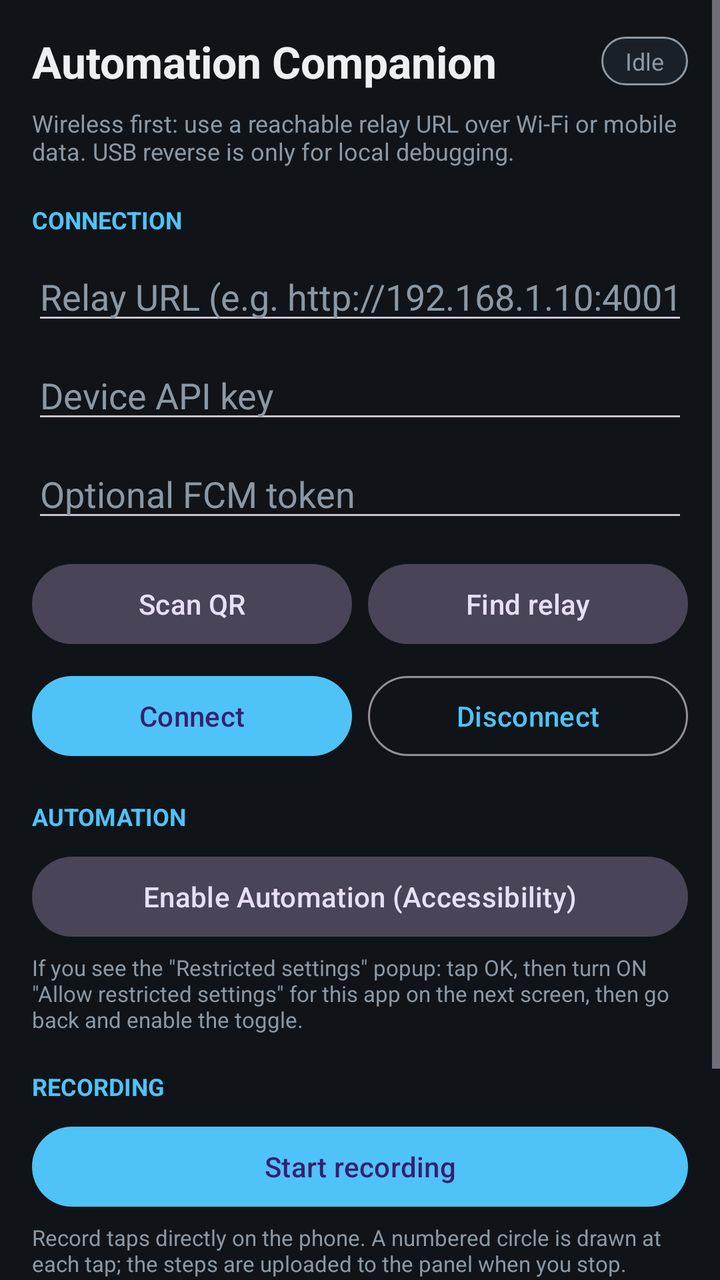
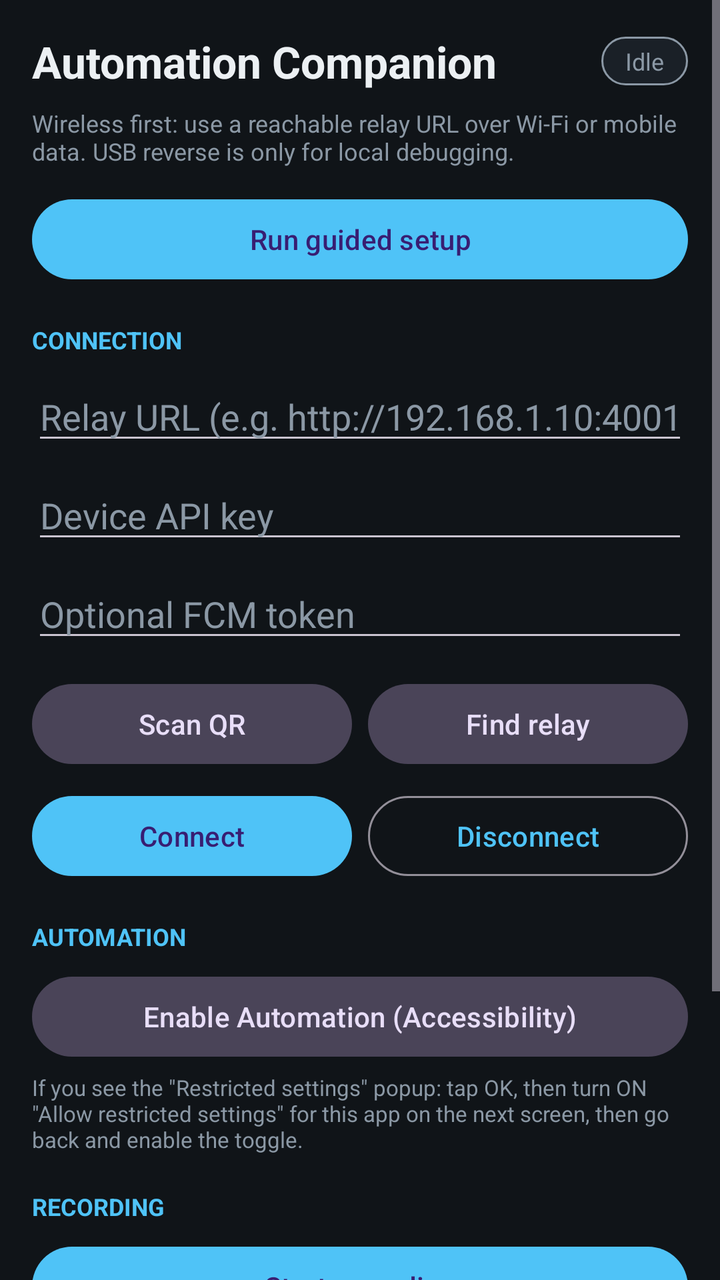

Before-and-after screenshots of an Android layout around one commit, followed by the original layout XML and the change that was made.
<!-- AndroidManifest.xml: application theme Theme.Companion -->
<!-- res/layout/activity_main.xml -->
<?xml version="1.0" encoding="utf-8"?>
<ScrollView xmlns:android="http://schemas.android.com/apk/res/android"
    android:layout_width="match_parent"
    android:layout_height="match_parent"
    android:background="@color/background"
    android:fillViewport="true">

    <LinearLayout
        android:layout_width="match_parent"
        android:layout_height="wrap_content"
        android:orientation="vertical"
        android:padding="16dp">

        <LinearLayout
            android:layout_width="match_parent"
            android:layout_height="wrap_content"
            android:gravity="center_vertical"
            android:orientation="horizontal">

            <TextView
                android:layout_width="0dp"
                android:layout_height="wrap_content"
                android:layout_weight="1"
                android:text="Automation Companion"
                android:textColor="@color/text_primary"
                android:textSize="22sp"
                android:textStyle="bold" />

            <TextView
                android:id="@+id/statusBadge"
                android:layout_width="wrap_content"
                android:layout_height="wrap_content"
                android:background="@drawable/bg_status_badge"
                android:paddingStart="12dp"
                android:paddingTop="4dp"
                android:paddingEnd="12dp"
                android:paddingBottom="4dp"
                android:text="Idle"
                android:textColor="@color/text_secondary"
                android:textSize="12sp" />
        </LinearLayout>

        <TextView
            android:layout_width="match_parent"
            android:layout_height="wrap_content"
            android:layout_marginTop="8dp"
            android:text="@string/setup_hint"
            android:textColor="@color/text_secondary"
            android:textSize="12sp" />

        <TextView
            android:layout_width="match_parent"
            android:layout_height="wrap_content"
            android:layout_marginTop="18dp"
            android:text="CONNECTION"
            android:textColor="@color/accent"
            android:textSize="12sp"
            android:textStyle="bold" />

        <EditText
            android:id="@+id/relayUrlInput"
            android:layout_width="match_parent"
            android:layout_height="wrap_content"
            android:layout_marginTop="8dp"
            android:hint="Relay URL (e.g. http://192.168.1.10:4001)"
            android:inputType="textUri"
            android:singleLine="true"
            android:textColor="@color/text_primary"
            android:textColorHint="@color/text_secondary" />

        <EditText
            android:id="@+id/apiKeyInput"
            android:layout_width="match_parent"
            android:layout_height="wrap_content"
            android:layout_marginTop="8dp"
            android:hint="Device API key"
            android:inputType="text"
            android:singleLine="true"
            android:textColor="@color/text_primary"
            android:textColorHint="@color/text_secondary" />

        <EditText
            android:id="@+id/fcmTokenInput"
            android:layout_width="match_parent"
            android:layout_height="wrap_content"
            android:layout_marginTop="8dp"
            android:hint="Optional FCM token"
            android:inputType="text"
            android:singleLine="true"
            android:textColor="@color/text_primary"
            android:textColorHint="@color/text_secondary" />

        <LinearLayout
            android:layout_width="match_parent"
            android:layout_height="wrap_content"
            android:layout_marginTop="12dp"
            android:orientation="horizontal">

            <com.google.android.material.button.MaterialButton
                android:id="@+id/scanQrButton"
                style="@style/Widget.Material3.Button.TonalButton"
                android:layout_width="0dp"
                android:layout_height="wrap_content"
                android:layout_weight="1"
                android:text="Scan QR" />

            <com.google.android.material.button.MaterialButton
                android:id="@+id/findLanButton"
                style="@style/Widget.Material3.Button.TonalButton"
                android:layout_width="0dp"
                android:layout_height="wrap_content"
                android:layout_marginStart="8dp"
                android:layout_weight="1"
                android:text="Find relay" />
        </LinearLayout>

        <LinearLayout
            android:layout_width="match_parent"
            android:layout_height="wrap_content"
            android:layout_marginTop="8dp"
            android:orientation="horizontal">

            <com.google.android.material.button.MaterialButton
                android:id="@+id/connectButton"
                android:layout_width="0dp"
                android:layout_height="wrap_content"
                android:layout_weight="1"
                android:text="Connect" />

            <com.google.android.material.button.MaterialButton
                android:id="@+id/disconnectButton"
                style="@style/Widget.Material3.Button.OutlinedButton"
                android:layout_width="0dp"
                android:layout_height="wrap_content"
                android:layout_marginStart="8dp"
                android:layout_weight="1"
                android:text="Disconnect" />
        </LinearLayout>

        <TextView
            android:layout_width="match_parent"
            android:layout_height="wrap_content"
            android:layout_marginTop="18dp"
            android:text="AUTOMATION"
            android:textColor="@color/accent"
            android:textSize="12sp"
            android:textStyle="bold" />

        <com.google.android.material.button.MaterialButton
            android:id="@+id/enableAccessibilityButton"
            style="@style/Widget.Material3.Button.TonalButton"
            android:layout_width="match_parent"
            android:layout_height="wrap_content"
            android:layout_marginTop="8dp"
            android:text="Enable Automation (Accessibility)" />

        <TextView
            android:layout_width="match_parent"
            android:layout_height="wrap_content"
            android:layout_marginTop="4dp"
            android:text="If you see the &quot;Restricted settings&quot; popup: tap OK, then turn ON &quot;Allow restricted settings&quot; for this app on the next screen, then go back and enable the toggle."
            android:textColor="@color/text_secondary"
            android:textSize="11sp" />

        <TextView
            android:layout_width="match_parent"
            android:layout_height="wrap_content"
            android:layout_marginTop="18dp"
            android:text="RECORDING"
            android:textColor="@color/accent"
            android:textSize="12sp"
            android:textStyle="bold" />

        <com.google.android.material.button.MaterialButton
            android:id="@+id/recordButton"
            style="@style/Widget.Material3.Button"
            android:layout_width="match_parent"
            android:layout_height="wrap_content"
            android:layout_marginTop="8dp"
            android:text="Start recording" />

        <TextView
            android:layout_width="match_parent"
            android:layout_height="wrap_content"
            android:layout_marginTop="4dp"
            android:text="Record taps directly on the phone. A numbered circle is drawn at each tap; the steps are uploaded to the panel when you stop."
            android:textColor="@color/text_secondary"
            android:textSize="11sp" />

        <TextView
            android:id="@+id/recordStatusText"
            android:layout_width="match_parent"
            android:layout_height="wrap_content"
            android:layout_marginTop="8dp"
            android:text="Idle"
            android:textColor="@color/text_secondary"
            android:textSize="13sp" />

        <TextView
            android:layout_width="match_parent"
            android:layout_height="wrap_content"
            android:layout_marginTop="18dp"
            android:text="STATUS"
            android:textColor="@color/accent"
            android:textSize="12sp"
            android:textStyle="bold" />

        <TextView
            android:id="@+id/statusText"
            android:layout_width="match_parent"
            android:layout_height="wrap_content"
            android:layout_marginTop="8dp"
            android:text="Idle"
            android:textColor="@color/ok"
            android:textSize="14sp" />

        <TextView
            android:id="@+id/logText"
            android:layout_width="match_parent"
            android:layout_height="wrap_content"
            android:layout_marginTop="8dp"
            android:fontFamily="monospace"
            android:text=""
            android:textColor="@color/text_secondary"
            android:textIsSelectable="true"
            android:textSize="12sp" />
    </LinearLayout>
</ScrollView>
<!-- resources referenced by this layout -->
<resources>
  <color name="accent">#4FC3F7</color>
  <color name="background">#101418</color>
  <color name="ok">#66BB6A</color>
  <color name="text_primary">#ECF0F3</color>
  <color name="text_secondary">#8B98A5</color>
  <!-- drawable bg_status_badge (drawable) -->
  <?xml version="1.0" encoding="utf-8"?>
  <shape xmlns:android="http://schemas.android.com/apk/res/android"
      android:shape="rectangle">
      <solid android:color="@color/surface" />
      <corners android:radius="16dp" />
      <stroke
          android:width="1dp"
          android:color="@color/text_secondary" />
  </shape>
  <string name="setup_hint">Wireless first: use a reachable relay URL over Wi-Fi or mobile data. USB reverse is only for local debugging.</string>
  <style name="Theme.Companion" parent="Theme.Material3.Dark.NoActionBar">
          <item name="colorPrimary">@color/accent</item>
          <item name="android:statusBarColor">@color/background</item>
          <item name="android:navigationBarColor">@color/background</item>
      </style>
  <color name="surface">#1A2027</color>
</resources>

<!-- the commit's change to res/layout/activity_main.xml (unified diff, before → after) -->
@@ -48,6 +48,13 @@
             android:textColor="@color/text_secondary"
             android:textSize="12sp" />
 
+        <com.google.android.material.button.MaterialButton
+            android:id="@+id/setupButton"
+            android:layout_width="match_parent"
+            android:layout_height="wrap_content"
+            android:layout_marginTop="12dp"
+            android:text="Run guided setup" />
+
         <TextView
             android:layout_width="match_parent"
             android:layout_height="wrap_content"
